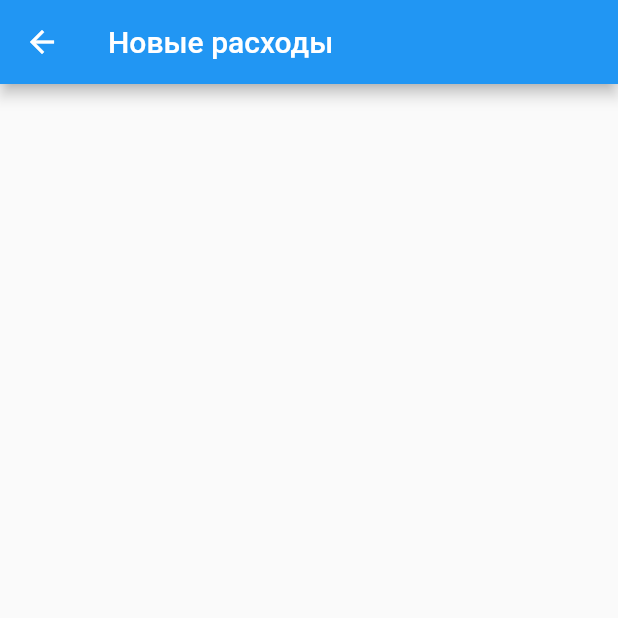
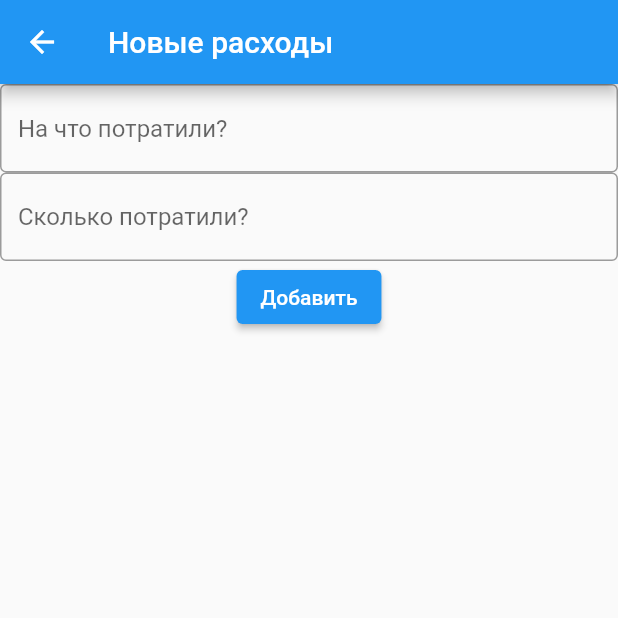
Before and after one commit to tonichoff/ExpenseTracker, a Flutter app: the screen it shows after launch, after a tap on the "add" icon, on a phone screen of 412 x 824 dp, the top half of it. Run offline on Flutter 3.47's test engine with Material 2 defaults, Android fonts, the phone set to English and light mode, and no system bars; our stand-ins replace sqflite; accounts and stored records are empty.

Commit message:
Implement adding expense

```diff
--- a/lib/AddExpenseDialog.dart
+++ b/lib/AddExpenseDialog.dart
@@ -1,3 +1,5 @@
+import 'package:expense_tracker/Expense.dart';
+import 'package:expense_tracker/ExpenseDataBase.dart';
 import 'package:flutter/material.dart';
 
 class AddExpenseDialog extends StatefulWidget {
@@ -6,12 +8,73 @@ class AddExpenseDialog extends StatefulWidget {
 }
 
 class AddExpenseDialogState extends State<AddExpenseDialog> {
+  final _formKey = GlobalKey<FormState>();
+
+  String _description;
+  double _price;
+
   @override
   Widget build(BuildContext context) {
     return Scaffold(
         appBar: AppBar(
           title: Text("Новые расходы"),
-        )
+        ),
+        body: Form(
+          key: _formKey,
+          child: Center(
+            child: Column(
+              children: <Widget>[
+                TextFormField(
+                  decoration: InputDecoration(
+                      border: OutlineInputBorder(),
+                      hintText: 'На что потратили?'
+                  ),
+                  validator: (value) {
+                    if (value == null || value.isEmpty) {
+                      return 'Введите что-нибудь :c';
+                    }
+                    return null;
+                  },
+                  onSaved: (value) {
+                    _description = value;
+                  },
+                ),
+                TextFormField(
+                  decoration: InputDecoration(
+                      border: OutlineInputBorder(),
+                      hintText: 'Сколько потратили?'
+                  ),
+                  validator: (value) {
+                    if (value == null || value.isEmpty) {
+                      return 'Введите что-нибудь :c';
+                    }
+                    if (double.tryParse(value) == null) {
+                      return 'Введите число';
+                    }
+                    return null;
+                  },
+                  onSaved: (value) {
+                    _price = double.tryParse(value);
+                  },
+                ),
+                Center(
+                  child: ElevatedButton(
+                    onPressed: () {
+                      var db = ExpenseDataBase();
+                      if (_formKey.currentState.validate()) {
+                        _formKey.currentState.save();
+                        var dateTime = DateTime.now();
+                        db.addExpense(new Expense.withoutId(_description, _price, dateTime)).then(
+                                (value) => Navigator.pop(context)
+                        );
+                      }
+                    },
+                    child: Text('Добавить'),
+                  ),
+                )]
+            ),
+            ),
+          ),
     );
   }
 }
--- a/lib/ExpenseDataBase.dart
+++ b/lib/ExpenseDataBase.dart
@@ -1,4 +1,5 @@
 import 'package:expense_tracker/Expense.dart';
+import 'package:flutter/material.dart';
 import 'package:sqflite/sqflite.dart';
 import 'package:path_provider/path_provider.dart';
 import 'package:path/path.dart';
@@ -9,9 +10,9 @@ class ExpenseDataBase {
 
   int get expensesCount => _expenses.length;
 
-  Database get dataBase {
+  Future<Database> get dataBase async {
     if (_dataBase == null) {
-      _dataBase = initializeDataBase();
+      _dataBase = await initializeDataBase();
     }
     return _dataBase;
   }
@@ -31,7 +32,8 @@ class ExpenseDataBase {
   }
 
   Future<List<Expense>> getAllExpenses() async {
-    List<Map> query = await _dataBase.rawQuery("SELECT * FROM Expenses ORDER BY date DESC");
+    Database db = await dataBase;
+    List<Map> query = await db.rawQuery("SELECT * FROM Expenses ORDER BY date DESC");
     var result = List<Expense>();
     query.forEach(
             (r) => result.add(
@@ -48,8 +50,9 @@ class ExpenseDataBase {
 
   Future<void> addExpense(Expense expense) async {
     var dateAsString = expense.date.toString();
-    await _dataBase.rawInsert(
-        "INSERT INTO Expenses (description, price, date) VALUES (\"${expense.description}\", \"$dateAsString\", ${expense.price})"
+    Database db = await dataBase;
+    await db.rawInsert(
+        "INSERT INTO Expenses (description, price, date) VALUES (\"${expense.description}\", ${expense.price}, \"$dateAsString\")"
     );
     await updateDB();
   }
@@ -60,10 +63,12 @@ class ExpenseDataBase {
 
   Future updateDB() async {
     _expenses = await getAllExpenses();
+    debugPrint(_expenses.toString());
   }
 
   void removeAt(int index) async {
-    await _dataBase.rawDelete(
+    Database db = await dataBase;
+    await db.rawDelete(
         "DELETE FROM Expenses WHERE id = \"$index\""
     );
     await updateDB();
@@ -71,7 +76,8 @@ class ExpenseDataBase {
 
   void updateExpense(Expense expense) async {
     var dateAsString = expense.date.toString();
-    await _dataBase.rawUpdate(
+    Database db = await dataBase;
+    await db.rawUpdate(
         "UPDATE Expenses SET description = \"${expense.description}\", price = \"${expense.price}\", date = \"$dateAsString\""
     );
     await updateDB();
--- a/lib/ExpenseListWidget.dart
+++ b/lib/ExpenseListWidget.dart
@@ -11,25 +11,30 @@ class ExpenseListWidget extends StatefulWidget {
 }
 
 class _ExpenseListWidgetState extends State<ExpenseListWidget> {
+  ExpenseDataBase _db = new ExpenseDataBase();
+
+  _ExpenseListWidgetState() {
+    _db.updateDB().then((value) => setState(() {}));
+  }
+
   @override
   Widget build(BuildContext context) {
-    var db = new ExpenseDataBase();
-    if (db.expensesCount != 0) {
-      return new Scaffold(
+    if (_db.expensesCount != 0) {
+      return Scaffold(
         body: ListView.separated(
           itemBuilder: (context, index) {
-            return ExpenseWidget(db.get(index));
+            //return ExpenseWidget(_db.get(index));
+            return Text(_db.get(index).description);
           },
           separatorBuilder: (context, index) => Divider(thickness: 10),
-          itemCount: db.expensesCount,
+          itemCount: _db.expensesCount,
         ),
       );
     } else {
       return Center(
           child: Column(
             children: [
-              Text("Здесь пока пусто."),
-              Text("Добавьте свои расходы в меню справа.")
+              Text("У вас пока нет расходов."),
             ],
             mainAxisAlignment: MainAxisAlignment.center,
             crossAxisAlignment: CrossAxisAlignment.center,
--- a/lib/main.dart
+++ b/lib/main.dart
@@ -11,7 +11,7 @@ class App extends StatelessWidget {
   @override
   Widget build(BuildContext context) {
     return MaterialApp(
-      title: 'Трекер рассходов',
+      title: 'Трекер расходов',
       theme: ThemeData(
         primarySwatch: Colors.blue,
         visualDensity: VisualDensity.adaptivePlatformDensity,
```
Also changed, not shown: 1 other file.
